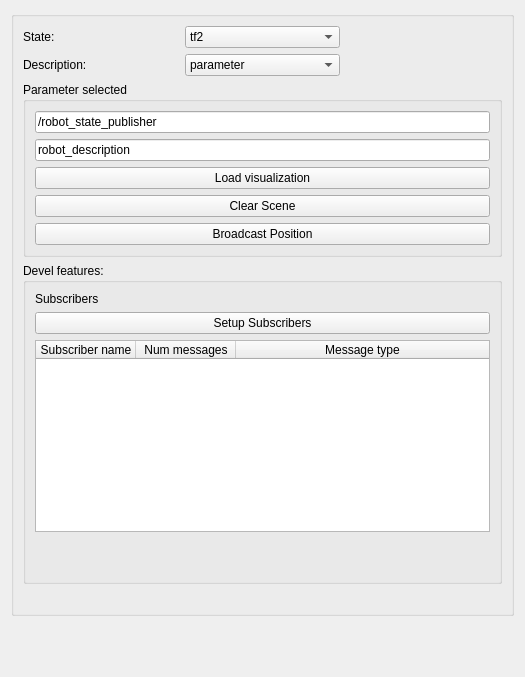
Old version of the form Resources/UI/qSlicerRos2ModuleWidget.ui in the repository rosmed/slicer_ros2_module.
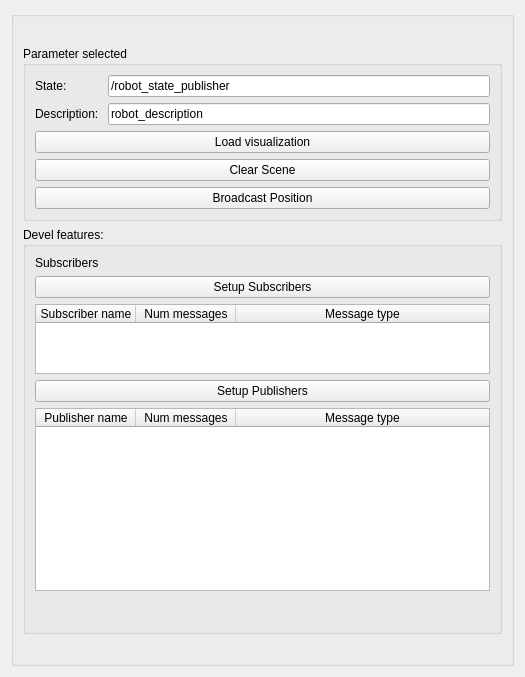
New version of the form. Custom widgets are drawn as their Qt base class.

Commit message: Re #11: Fixed widget to update properly for subscribers and publishers. Still needs some work.

```diff
--- a/Resources/UI/qSlicerRos2ModuleWidget.ui
+++ b/Resources/UI/qSlicerRos2ModuleWidget.ui
@@ -20,113 +20,110 @@
       <string/>
      </property>
      <layout class="QGridLayout" name="gridLayout">
-      <item row="2" column="0" colspan="3">
+      <item row="5" column="1">
+       <widget class="QLabel" name="topicLabel">
+        <property name="text">
+         <string/>
+        </property>
+       </widget>
+      </item>
+      <item row="0" column="2">
+       <widget class="QLabel" name="descriptionWidgetArea">
+        <property name="text">
+         <string/>
+        </property>
+       </widget>
+      </item>
+      <item row="1" column="0" colspan="3">
        <widget class="QGroupBox" name="descriptionWidgetGroupBox">
         <property name="title">
          <string>Parameter selected</string>
         </property>
-        <layout class="QVBoxLayout" name="verticalLayout_3">
-         <item>
+        <layout class="QFormLayout" name="formLayout">
+         <item row="1" column="0">
+          <widget class="QLabel" name="label">
+           <property name="text">
+            <string>State:</string>
+           </property>
+          </widget>
+         </item>
+         <item row="1" column="1">
           <widget class="QLineEdit" name="nodeLineEdit">
            <property name="text">
             <string>/robot_state_publisher</string>
            </property>
           </widget>
          </item>
-         <item>
+         <item row="2" column="1">
           <widget class="QLineEdit" name="paramLineEdit">
            <property name="text">
             <string>robot_description</string>
            </property>
           </widget>
          </item>
-         <item>
+         <item row="3" column="0" colspan="2">
           <widget class="QPushButton" name="loadVisualizationButton">
            <property name="text">
             <string>Load visualization</string>
            </property>
           </widget>
          </item>
-         <item>
+         <item row="4" column="0" colspan="2">
           <widget class="QPushButton" name="clearSceneButton">
            <property name="text">
             <string>Clear Scene</string>
            </property>
           </widget>
          </item>
-         <item>
+         <item row="5" column="0" colspan="2">
           <widget class="QPushButton" name="broadcastTransformButton">
            <property name="text">
             <string>Broadcast Position</string>
            </property>
           </widget>
          </item>
+         <item row="2" column="0">
+          <widget class="QLabel" name="label_3">
+           <property name="text">
+            <string>Description: </string>
+           </property>
+          </widget>
+         </item>
         </layout>
        </widget>
       </item>
-      <item row="1" column="0">
-       <widget class="QLabel" name="descriptionLabel">
-        <property name="text">
-         <string>Description:</string>
-        </property>
-       </widget>
-      </item>
-      <item row="1" column="1">
-       <widget class="QComboBox" name="descriptionSelectionComboBox">
-        <property name="currentText">
-         <string>parameter</string>
-        </property>
-        <item>
-         <property name="text">
-          <string>parameter</string>
-         </property>
-        </item>
-       </widget>
-      </item>
-      <item row="6" column="1">
-       <widget class="QLabel" name="topicLabel">
-        <property name="text">
-         <string/>
-        </property>
-       </widget>
-      </item>
-      <item row="0" column="1">
-       <widget class="QComboBox" name="stateSelectionComboBox">
-        <property name="currentText">
-         <string>tf2</string>
-        </property>
-        <item>
-         <property name="text">
-          <string>tf2</string>
-         </property>
-        </item>
-       </widget>
-      </item>
-      <item row="1" column="2">
-       <widget class="QLabel" name="descriptionWidgetArea">
-        <property name="text">
-         <string/>
-        </property>
-       </widget>
-      </item>
-      <item row="0" column="0">
-       <widget class="QLabel" name="stateLabel">
-        <property name="text">
-         <string>State:</string>
-        </property>
-       </widget>
-      </item>
-      <item row="4" column="0" colspan="3">
+      <item row="3" column="0" colspan="3">
        <widget class="QGroupBox" name="groupBox_2">
         <property name="title">
          <string>Devel features:</string>
         </property>
         <layout class="QGridLayout" name="gridLayout_3">
-         <item row="0" column="0">
-          <widget class="QLabel" name="label_2">
-           <property name="text">
-            <string>Subscribers</string>
+         <item row="4" column="0">
+          <widget class="QTableWidget" name="rosPublisherTableWidget">
+           <property name="sizePolicy">
+            <sizepolicy hsizetype="Expanding" vsizetype="Expanding">
+             <horstretch>0</horstretch>
+             <verstretch>0</verstretch>
+            </sizepolicy>
            </property>
+           <attribute name="horizontalHeaderStretchLastSection">
+            <bool>true</bool>
+           </attribute>
+           <column>
+            <property name="text">
+             <string>Publisher name</string>
+            </property>
+           </column>
+           <column>
+            <property name="text">
+             <string>Num messages</string>
+            </property>
+           </column>
+           <column>
+            <property name="text">
+             <string>Message type</string>
+            </property>
+           </column>
           </widget>
          </item>
          <item row="1" column="0">
@@ -136,19 +133,6 @@
            </property>
           </widget>
          </item>
-         <item row="3" column="0">
-          <spacer name="verticalSpacer">
-           <property name="orientation">
-            <enum>Qt::Vertical</enum>
-           </property>
-           <property name="sizeHint" stdset="0">
-            <size>
-             <width>20</width>
-             <height>40</height>
-            </size>
-           </property>
-          </spacer>
-         </item>
          <item row="2" column="0">
           <widget class="QTableWidget" name="rosSubscriberTableWidget">
            <property name="sizePolicy">
@@ -186,6 +170,33 @@
            </column>
           </widget>
          </item>
+         <item row="3" column="0">
+          <widget class="QPushButton" name="setPublishersButton">
+           <property name="text">
+            <string>Setup Publishers</string>
+           </property>
+          </widget>
+         </item>
+         <item row="0" column="0">
+          <widget class="QLabel" name="label_2">
+           <property name="text">
+            <string>Subscribers</string>
+           </property>
+          </widget>
+         </item>
+         <item row="5" column="0">
+          <spacer name="verticalSpacer">
+           <property name="orientation">
+            <enum>Qt::Vertical</enum>
+           </property>
+           <property name="sizeHint" stdset="0">
+            <size>
+             <width>20</width>
+             <height>40</height>
+            </size>
+           </property>
+          </spacer>
+         </item>
         </layout>
        </widget>
       </item>
```
The commit also changes 5 other files.
